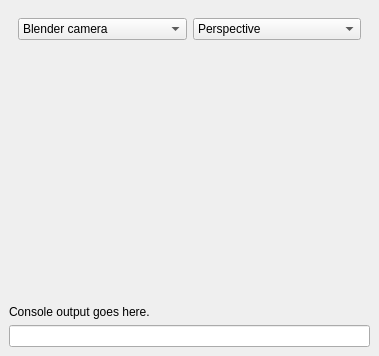
This is src/g3d/mainwindow.ui in BRL-CAD/rt-cubed as Qt 5 draws it before an edit. The edited form follows.
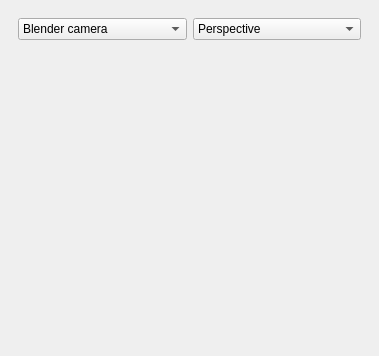
This is the edited form. Custom widgets are drawn as their Qt base class.

Commit message: Made the console its own widget.

Diff of the .ui file:
```diff
--- a/src/g3d/mainwindow.ui
+++ b/src/g3d/mainwindow.ui
@@ -62,32 +62,13 @@
         <property name="sizeHint" stdset="0">
          <size>
           <width>20</width>
-          <height>247</height>
+          <height>275</height>
          </size>
         </property>
        </spacer>
       </item>
       <item>
-       <widget class="QLabel" name="consoleOutput">
-        <property name="autoFillBackground">
-         <bool>true</bool>
-        </property>
-        <property name="frameShadow">
-         <enum>QFrame::Plain</enum>
-        </property>
-        <property name="text">
-         <string>Console output goes here.</string>
-        </property>
-        <property name="textFormat">
-         <enum>Qt::PlainText</enum>
-        </property>
-        <property name="textInteractionFlags">
-         <set>Qt::LinksAccessibleByMouse|Qt::TextSelectableByMouse</set>
-        </property>
-       </widget>
-      </item>
-      <item>
-       <widget class="QLineEdit" name="consoleInput"/>
+       <widget class="Console" name="widget" native="true"/>
       </item>
      </layout>
     </widget>
@@ -101,6 +82,12 @@
    <header>OgreGLWidget.h</header>
    <container>1</container>
   </customwidget>
+  <customwidget>
+   <class>Console</class>
+   <extends>QWidget</extends>
+   <header>Console.h</header>
+   <container>1</container>
+  </customwidget>
  </customwidgets>
  <resources/>
  <connections/>
```
The commit also changes 3 other files.
